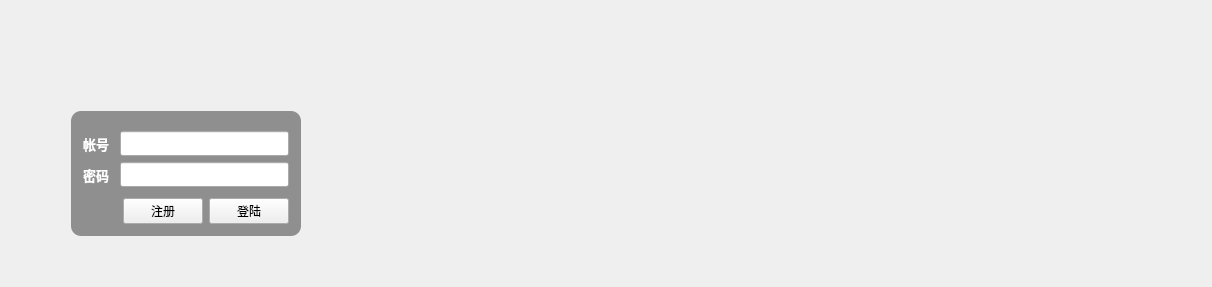
Qt form widget.ui (Connor1996/Pokemon) before a commit.
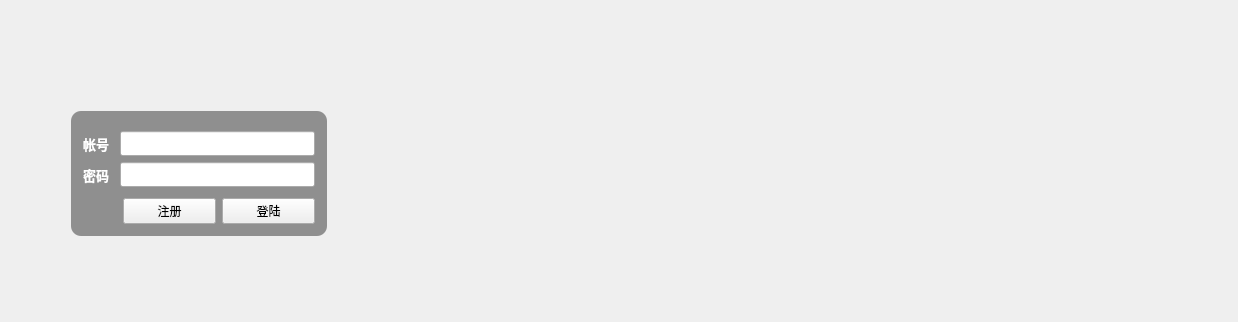
The same form after that commit.

Patch:
```diff
--- a/widget.ui
+++ b/widget.ui
@@ -5,6 +5,14 @@
   <property name="enabled">
    <bool>true</bool>
   </property>
+  <property name="geometry">
+   <rect>
+    <x>0</x>
+    <y>0</y>
+    <width>1238</width>
+    <height>322</height>
+   </rect>
+  </property>
   <property name="baseSize">
    <size>
     <width>1024</width>
@@ -241,9 +249,15 @@
           </item>
           <item>
            <widget class="QPushButton" name="signupButtion">
+            <property name="styleSheet">
+             <string notr="true"/>
+            </property>
             <property name="text">
              <string>注册</string>
             </property>
+            <property name="flat">
+             <bool>false</bool>
+            </property>
            </widget>
           </item>
           <item>
```
